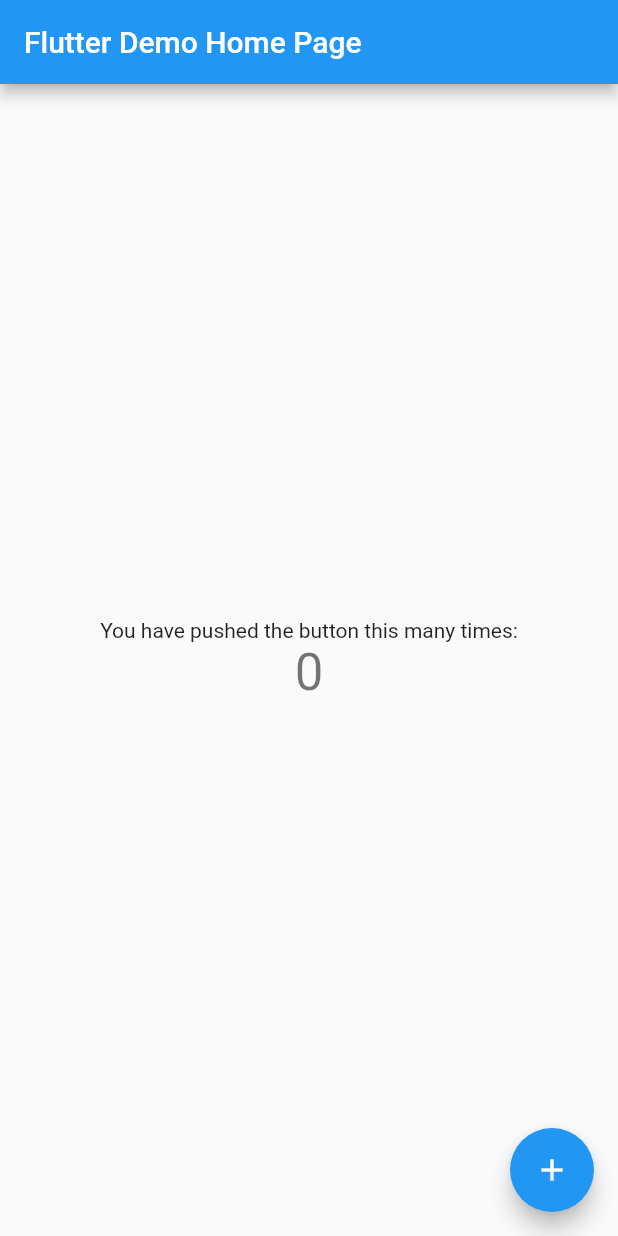
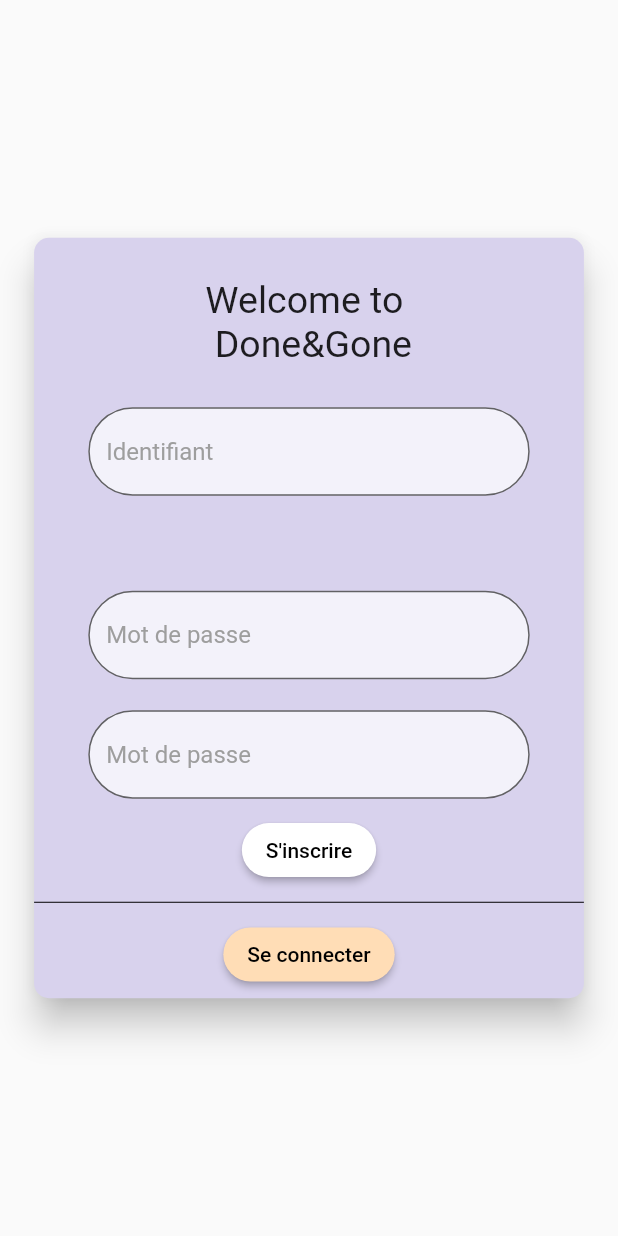
Before and after one commit to Barbary-Theo/FISA3-projet-flutter, a Flutter app: the screen it shows after launch, on a phone screen of 412 x 824 dp. Run offline on Flutter 3.47's test engine with Material 2 defaults, Android fonts, the phone set to English and light mode, and no system bars.

Commit message:
[FRONT] page inscription

```diff
--- a/lib/main.dart
+++ b/lib/main.dart
@@ -1,4 +1,5 @@
 import 'package:flutter/material.dart';
+import 'signInPage.dart';
 
 void main() {
   runApp(const MyApp());
@@ -11,6 +12,7 @@ class MyApp extends StatelessWidget {
   @override
   Widget build(BuildContext context) {
     return MaterialApp(
+      debugShowCheckedModeBanner: false,
       title: 'Flutter Demo',
       theme: ThemeData(
         // This is the theme of your application.
@@ -24,92 +26,7 @@ class MyApp extends StatelessWidget {
         // is not restarted.
         primarySwatch: Colors.blue,
       ),
-      home: const MyHomePage(title: 'Flutter Demo Home Page'),
+      home: signInPage(),
     );
   }
 }
-
-class MyHomePage extends StatefulWidget {
-  const MyHomePage({Key? key, required this.title}) : super(key: key);
-
-  // This widget is the home page of your application. It is stateful, meaning
-  // that it has a State object (defined below) that contains fields that affect
-  // how it looks.
-
-  // This class is the configuration for the state. It holds the values (in this
-  // case the title) provided by the parent (in this case the App widget) and
-  // used by the build method of the State. Fields in a Widget subclass are
-  // always marked "final".
-
-  final String title;
-
-  @override
-  State<MyHomePage> createState() => _MyHomePageState();
-}
-
-class _MyHomePageState extends State<MyHomePage> {
-  int _counter = 0;
-
-  void _incrementCounter() {
-    setState(() {
-      // This call to setState tells the Flutter framework that something has
-      // changed in this State, which causes it to rerun the build method below
-      // so that the display can reflect the updated values. If we changed
-      // _counter without calling setState(), then the build method would not be
-      // called again, and so nothing would appear to happen.
-      _counter++;
-    });
-  }
-
-  @override
-  Widget build(BuildContext context) {
-    // This method is rerun every time setState is called, for instance as done
-    // by the _incrementCounter method above.
-    //
-    // The Flutter framework has been optimized to make rerunning build methods
-    // fast, so that you can just rebuild anything that needs updating rather
-    // than having to individually change instances of widgets.
-    return Scaffold(
-      appBar: AppBar(
-        // Here we take the value from the MyHomePage object that was created by
-        // the App.build method, and use it to set our appbar title.
-        title: Text(widget.title),
-      ),
-      body: Center(
-        // Center is a layout widget. It takes a single child and positions it
-        // in the middle of the parent.
-        child: Column(
-          // Column is also a layout widget. It takes a list of children and
-          // arranges them vertically. By default, it sizes itself to fit its
-          // children horizontally, and tries to be as tall as its parent.
-          //
-          // Invoke "debug painting" (press "p" in the console, choose the
-          // "Toggle Debug Paint" action from the Flutter Inspector in Android
-          // Studio, or the "Toggle Debug Paint" command in Visual Studio Code)
-          // to see the wireframe for each widget.
-          //
-          // Column has various properties to control how it sizes itself and
-          // how it positions its children. Here we use mainAxisAlignment to
-          // center the children vertically; the main axis here is the vertical
-          // axis because Columns are vertical (the cross axis would be
-          // horizontal).
-          mainAxisAlignment: MainAxisAlignment.center,
-          children: <Widget>[
-            const Text(
-              'You have pushed the button this many times:',
-            ),
-            Text(
-              '$_counter',
-              style: Theme.of(context).textTheme.headline4,
-            ),
-          ],
-        ),
-      ),
-      floatingActionButton: FloatingActionButton(
-        onPressed: _incrementCounter,
-        tooltip: 'Increment',
-        child: const Icon(Icons.add),
-      ), // This trailing comma makes auto-formatting nicer for build methods.
-    );
-  }
-}
--- /dev/null
+++ b/lib/signInPage.dart
@@ -0,0 +1,136 @@
+// ignore: file_names
+// ignore_for_file: prefer_const_constructors
+
+import 'package:flutter/material.dart';
+
+class signInPage extends StatelessWidget {
+  @override
+  Widget build(BuildContext context) {
+    return Scaffold(
+      body: Center(
+        child: SizedBox(
+          width: MediaQuery.of(context).size.width / 1.1,
+          height: MediaQuery.of(context).size.height / 1.6,
+          child: Container(
+            child: (Card(
+              shadowColor: Colors.black,
+              elevation: 10,
+              color: const Color(0xFFD8D2ED),
+              shape: RoundedRectangleBorder(
+                borderRadius: BorderRadius.circular(10.0),
+              ),
+              child: Column(children: [
+                SizedBox(
+                  height: MediaQuery.of(context).size.height / 30,
+                ),
+                Center(
+                  child: Text(
+                    "Welcome to \n Done&Gone",
+                    style: TextStyle(
+                      fontSize: 25,
+                    ),
+                  ),
+                ),
+                SizedBox(
+                  height: MediaQuery.of(context).size.height / 30,
+                ),
+                SizedBox(
+                  width: MediaQuery.of(context).size.width / 1.4,
+                  child: TextField(
+                    decoration: InputDecoration(
+                      border: OutlineInputBorder(
+                        borderRadius: BorderRadius.all(Radius.circular(40.0)),
+                      ),
+                      filled: true,
+                      hintStyle: TextStyle(color: Colors.grey),
+                      hintText: "Identifiant",
+                      fillColor: Colors.white70,
+                    ),
+                  ),
+                ),
+                SizedBox(
+                  height: MediaQuery.of(context).size.height / 13,
+                ),
+                SizedBox(
+                  width: MediaQuery.of(context).size.width / 1.4,
+                  child: TextField(
+                    obscureText: true,
+                    decoration: InputDecoration(
+                      border: OutlineInputBorder(
+                        borderRadius: BorderRadius.all(Radius.circular(40.0)),
+                      ),
+                      filled: true,
+                      hintStyle: TextStyle(color: Colors.grey),
+                      hintText: "Mot de passe",
+                      fillColor: Colors.white70,
+                    ),
+                  ),
+                ),
+                SizedBox(
+                  height: MediaQuery.of(context).size.height / 40,
+                ),
+                SizedBox(
+                  width: MediaQuery.of(context).size.width / 1.4,
+                  child: TextField(
+                    obscureText: true,
+                    decoration: InputDecoration(
+                      border: OutlineInputBorder(
+                        borderRadius: BorderRadius.all(Radius.circular(40.0)),
+                      ),
+                      filled: true,
+                      hintStyle: TextStyle(color: Colors.grey),
+                      hintText: "Mot de passe",
+                      fillColor: Colors.white70,
+                    ),
+                  ),
+                ),
+                SizedBox(
+                  height: MediaQuery.of(context).size.height / 80,
+                ),
+                ElevatedButton(
+                  style: ButtonStyle(
+                    backgroundColor:
+                        MaterialStateProperty.all<Color>(Colors.white),
+                    shape: MaterialStateProperty.all<RoundedRectangleBorder>(
+                      RoundedRectangleBorder(
+                        borderRadius: BorderRadius.circular(18.0),
+                      ),
+                    ),
+                  ),
+                  onPressed: () {},
+                  child: const Text(
+                    'S\'inscrire',
+                    style: TextStyle(color: Colors.black),
+                  ),
+                ),
+                SizedBox(
+                  height: MediaQuery.of(context).size.height / 80,
+                ),
+                Divider(color: Colors.black, height: 1),
+                SizedBox(
+                  height: MediaQuery.of(context).size.height / 80,
+                ),
+                ElevatedButton(
+                  style: ButtonStyle(
+                    backgroundColor:
+                        MaterialStateProperty.all<Color>(Color(0xFFFFDDB6)),
+                    shape: MaterialStateProperty.all<RoundedRectangleBorder>(
+                      RoundedRectangleBorder(
+                        borderRadius: BorderRadius.circular(18.0),
+                      ),
+                    ),
+                  ),
+                  onPressed: () {},
+                  child: const Text(
+                    'Se connecter',
+                    style: TextStyle(color: Colors.black),
+                  ),
+                ),
+              ]),
+            )),
+          ),
+        ),
+      ),
+    );
+  }
+}
```
